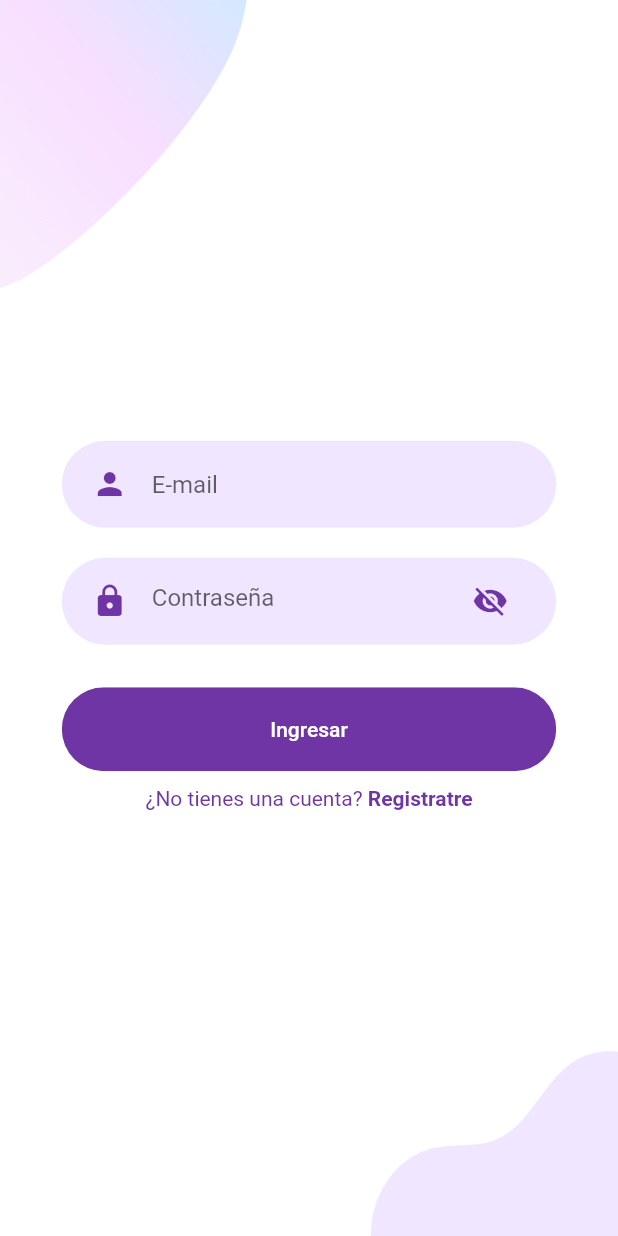
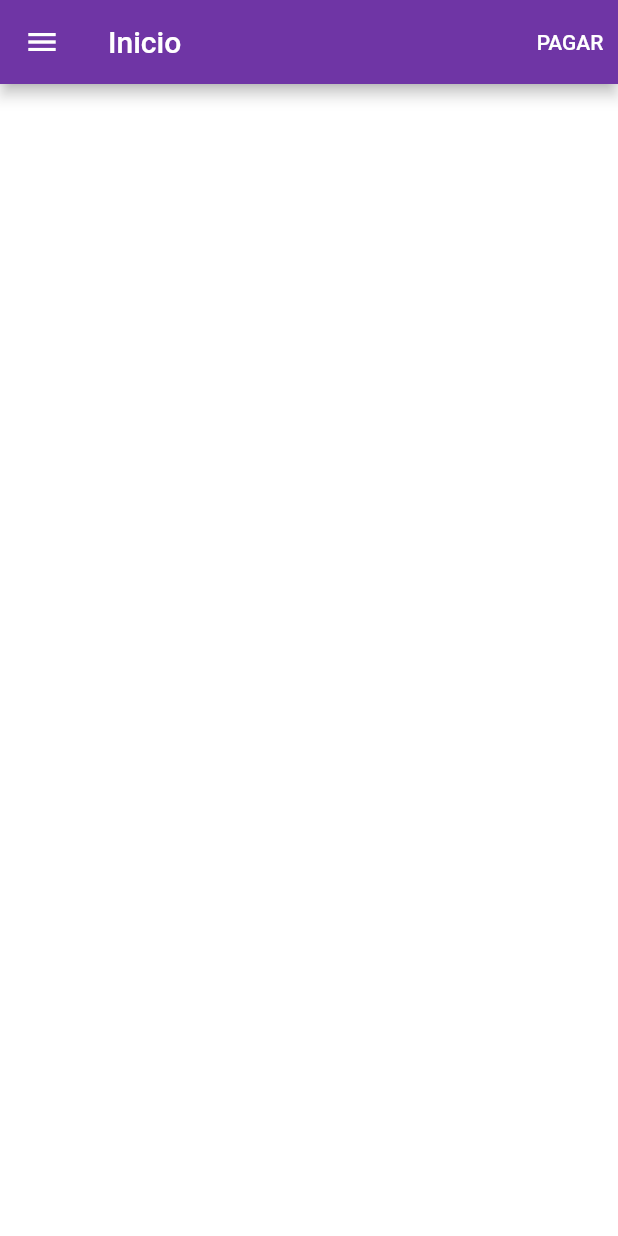
Before and after one commit to NicoEPS03/GradoPasajero, a Flutter app: the screen it shows after launch, after a tap on "Ingresar", on a phone screen of 412 x 824 dp. Run offline on Flutter 3.47's test engine with Material 2 defaults, Android fonts, the light colour scheme and no system bars.

Commit message:
Barra de navegación y preubas de colores

```diff
--- /dev/null
+++ b/lib/Login/Inicio.dart
@@ -0,0 +1,24 @@
+import 'package:flutter/material.dart';
+import 'package:provider/provider.dart';
+import 'package:proyecto_grado_pasajero/Login/NavigationDrawerWidget.dart';
+import 'package:proyecto_grado_pasajero/Provider/NavigationProvider.dart';
+
+import '../constants.dart';
+
+class Inicio extends StatelessWidget{
+  @override
+  Widget build(BuildContext context){
+    return ChangeNotifierProvider(
+      create: (context) => NavigationProvider(),
+      child: Scaffold(
+        drawer: NavigationDrawerWidget(),
+        appBar: AppBar(
+          title: Text('Inicio'),
+          actions: [
+            TextButton(onPressed: null, child: Text('PAGAR', style: TextStyle(color: Colors.white),),style: TextButton.styleFrom(primary: kPrimaryLightColor),)
+          ],
+        ),
+      ),
+    );
+  }
+}
--- a/lib/Login/Login.dart
+++ b/lib/Login/Login.dart
@@ -1,4 +1,5 @@
 import 'package:flutter/material.dart';
+import 'package:proyecto_grado_pasajero/Login/Inicio.dart';
 import 'package:proyecto_grado_pasajero/Login/Registro.dart';
 import '../constants.dart';
 
@@ -96,7 +97,7 @@ class _LoginState extends State<Login> {
                         padding: EdgeInsets.symmetric(vertical: 20, horizontal: 40),
                         color: kPrimaryColor,
                         onPressed: () {
-
+                          Navigator.push(context, MaterialPageRoute(builder: (context){return Inicio();}) );
                         },
                         child: Text(
                           "Ingresar",
--- /dev/null
+++ b/lib/Model/NavigationItem.dart
@@ -0,0 +1,6 @@
+enum NavigationItem {
+  inicio,
+  rutas,
+  tranferirSaldo,
+  configuracion
+}
--- /dev/null
+++ b/lib/Provider/NavigationProvider.dart
@@ -0,0 +1,14 @@
+import 'package:flutter/material.dart';
+import 'package:proyecto_grado_pasajero/Model/NavigationItem.dart';
+
+class NavigationProvider extends ChangeNotifier {
+  NavigationItem _navigationItem = NavigationItem.inicio;
+
+  NavigationItem get navigationItem => _navigationItem;
+
+  void setNavigationItem(NavigationItem navigationItem) {
+    _navigationItem = navigationItem;
+
+    notifyListeners();
+  }
+}
--- a/pubspec.yaml
+++ b/pubspec.yaml
@@ -30,6 +30,7 @@ dependencies:
   # The following adds the Cupertino Icons font to your application.
   # Use with the CupertinoIcons class for iOS style icons.
   cupertino_icons: ^1.0.2
+  provider: ^5.0.0
 
 dev_dependencies:
   flutter_test:
```
Also changed, not shown: lib/Login/NavigationDrawerWidget.dart (added, +122 -0 lines), lib/Login/Registro.dart (+0 -13 lines), pubspec.lock.
